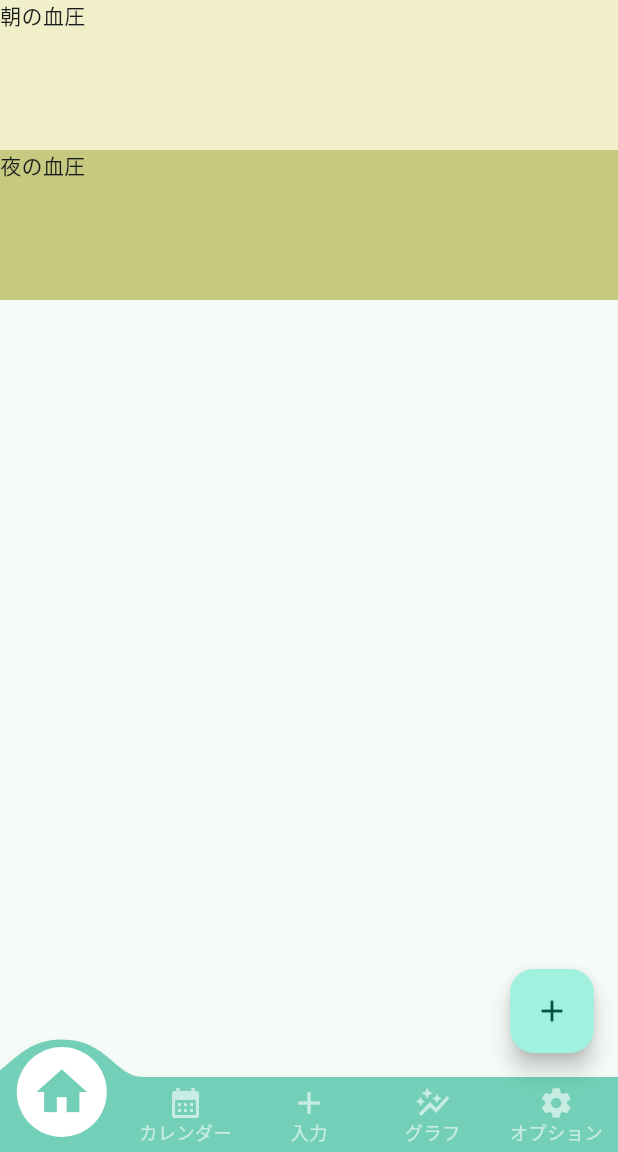
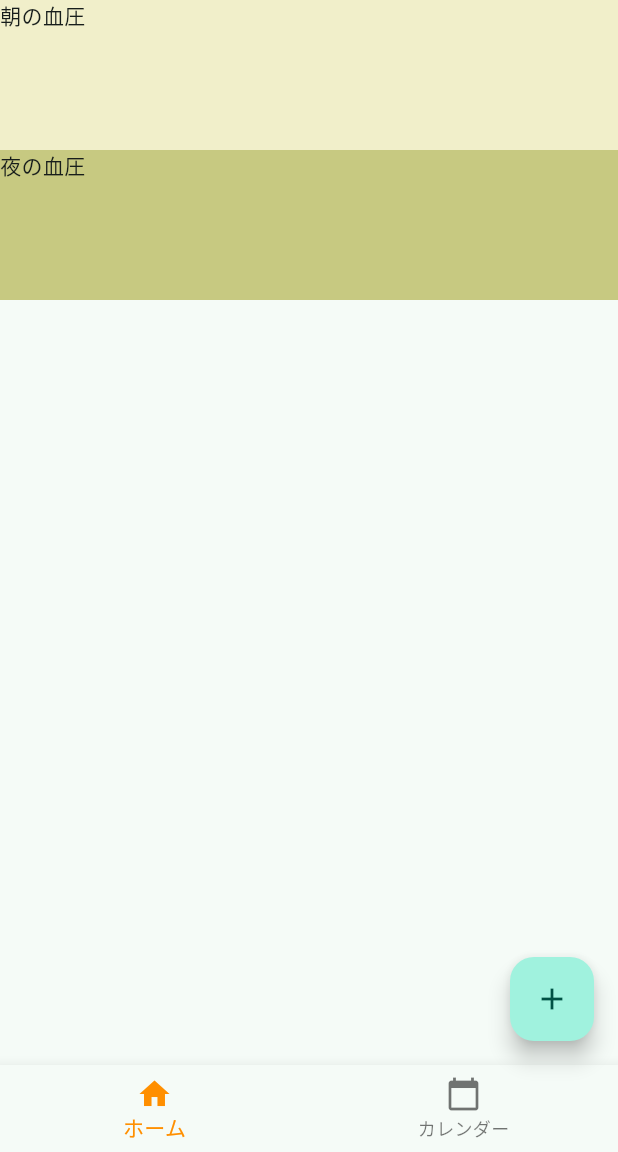
Before and after one commit to yuko87/blood_pressure_monitor, a Flutter app: the screen it shows after launch, after a tap on the "add" icon, on a phone screen of 412 x 824 dp, the part 84-1236 px from its top. Run offline on Flutter 3.47's test engine with Material 3 defaults, Android fonts, the phone set to English and light mode, and no system bars; drawn by our look-alikes of convex_bottom_bar; our stand-ins replace table_calendar.

Commit message:
chore: Update home page layout and styling

```diff
--- /dev/null
+++ b/lib/home_page.dart
@@ -0,0 +1,27 @@
+import 'package:flutter/material.dart';
+
+class HomeContent extends StatelessWidget {
+  const HomeContent({super.key});
+
+  @override
+  Widget build(BuildContext context) {
+    return Form(
+      child: Column(
+        children: [
+          Container(
+            color: const Color.fromARGB(255, 241, 239, 202),
+            width: 500,
+            height: 100,
+            child: const Text('朝の血圧'),
+          ),
+          Container(
+            color: const Color.fromARGB(255, 199, 201, 129),
+            width: 500,
+            height: 100,
+            child: const Text('夜の血圧'),
+          ),
+        ],
+      ),
+    );
+  }
+}
--- a/lib/main.dart
+++ b/lib/main.dart
@@ -1,4 +1,5 @@
-import 'package:convex_bottom_bar/convex_bottom_bar.dart';
+import 'package:blood_pressure_monitor/calendar_page.dart';
+import 'package:blood_pressure_monitor/home_page.dart';
 import 'package:flutter/material.dart';
 
 void main() {
@@ -8,27 +9,11 @@ void main() {
 class MyApp extends StatelessWidget {
   const MyApp({super.key});
 
-  // This widget is the root of your application.
   @override
   Widget build(BuildContext context) {
     return MaterialApp(
       title: 'Flutter Demo',
       theme: ThemeData(
-        // This is the theme of your application.
-        //
-        // TRY THIS: Try running your application with "flutter run". You'll see
-        // the application has a purple toolbar. Then, without quitting the app,
-        // try changing the seedColor in the colorScheme below to Colors.green
-        // and then invoke "hot reload" (save your changes or press the "hot
-        // reload" button in a Flutter-supported IDE, or press "r" if you used
-        // the command line to start the app).
-        //
-        // Notice that the counter didn't reset back to zero; the application
-        // state is not lost during the reload. To reset the state, use hot
-        // restart instead.
-        //
-        // This works for code too, not just values: Most code changes can be
-        // tested with just a hot reload.
         colorScheme: ColorScheme.fromSeed(
             seedColor: const Color.fromARGB(255, 168, 228, 212)),
         useMaterial3: true,
@@ -47,12 +32,19 @@ class MyHomePage extends StatefulWidget {
 }
 
 class _MyHomePageState extends State<MyHomePage> {
-  int _counter = 0;
+  void _tappedButton() {
+    print('Button tapped');
+  }
 
-  // ボタンを押したときに数字を増やす
-  void _incrementCounter() {
+  int _selectedIndex = 0;
+  static const List<Widget> _pages = <Widget>[
+    HomeContent(),
+    CalendarPage(),
+  ];
+
+  void _onItemTapped(int index) {
     setState(() {
-      _counter++;
+      _selectedIndex = index;
     });
   }
 
@@ -63,38 +55,27 @@ class _MyHomePageState extends State<MyHomePage> {
         backgroundColor: Theme.of(context).colorScheme.inversePrimary,
         title: Text(widget.title),
       ),
-      //画面下のアイコン
-      bottomNavigationBar: ConvexAppBar(
-        backgroundColor: const Color.fromARGB(255, 115, 207, 183),
-        items: const [
-          TabItem(icon: Icons.home, title: 'Home'),
-          TabItem(icon: Icons.calendar_month, title: 'カレンダー'),
-          TabItem(icon: Icons.add, title: '入力'),
-          TabItem(icon: Icons.auto_graph_outlined, title: 'グラフ'),
-          TabItem(icon: Icons.settings, title: 'オプション'),
+      body: _pages.elementAt(_selectedIndex),
+      bottomNavigationBar: BottomNavigationBar(
+        items: const <BottomNavigationBarItem>[
+          BottomNavigationBarItem(
+            icon: Icon(Icons.home),
+            label: 'ホーム',
+          ),
+          BottomNavigationBarItem(
+            icon: Icon(Icons.calendar_today),
+            label: 'カレンダー',
+          ),
         ],
-        onTap: (int i) => print('click index=$i'),
+        currentIndex: _selectedIndex,
+        selectedItemColor: Colors.amber[800],
+        onTap: _onItemTapped,
       ),
-      body: Form(
-          child: Column(
-        children: [
-          Container(
-              color: const Color.fromARGB(255, 241, 239, 202),
-              width: 500,
-              height: 100,
-              child: const Text('朝の血圧')),
-          Container(
-              color: const Color.fromARGB(255, 199, 201, 129),
-              width: 500,
-              height: 100,
-              child: const Text('夜の血圧'))
-        ],
-      )),
       floatingActionButton: FloatingActionButton(
-        onPressed: _incrementCounter,
+        onPressed: _tappedButton,
         tooltip: 'Increment',
         child: const Icon(Icons.add),
-      ), // This trailing comma makes auto-formatting nicer for build methods.
+      ),
     );
   }
 }
```
